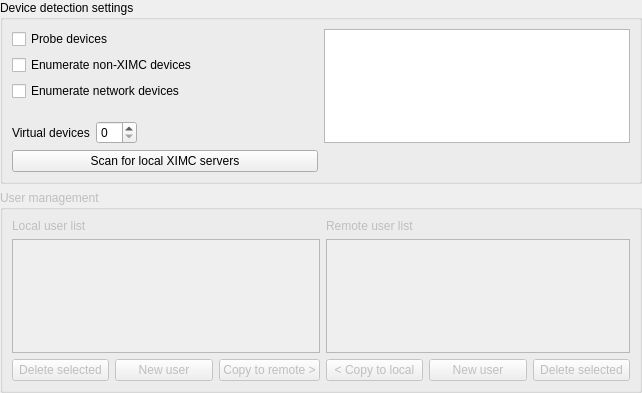
This is src/pageprogramconfig.ui in EPC-MSU/XILab as Qt 5 draws it before an edit. The edited form follows.
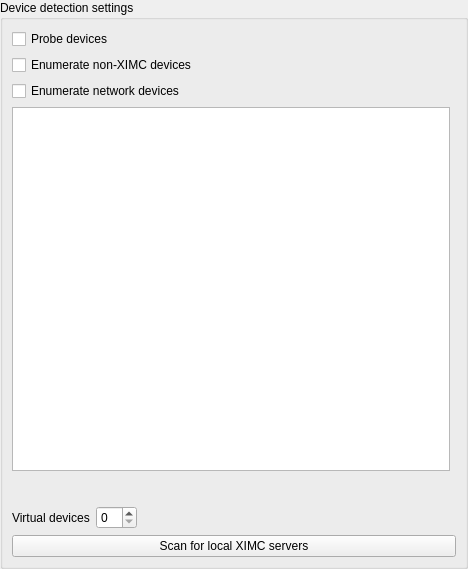
This is the edited form.

Commit message: Deleting the User Management panel

```diff
--- a/src/pageprogramconfig.ui
+++ b/src/pageprogramconfig.ui
@@ -6,8 +6,8 @@
    <rect>
     <x>0</x>
     <y>0</y>
-    <width>642</width>
-    <height>393</height>
+    <width>468</width>
+    <height>569</height>
    </rect>
   </property>
   <property name="windowTitle">
@@ -26,100 +26,6 @@
    <property name="bottomMargin">
     <number>0</number>
    </property>
-   <item row="1" column="0">
-    <widget class="QGroupBox" name="userManageBox">
-     <property name="enabled">
-      <bool>false</bool>
-     </property>
-     <property name="title">
-      <string>User management</string>
-     </property>
-     <layout class="QGridLayout" name="gridLayout_6">
-      <item row="3" column="6">
-       <widget class="QPushButton" name="pushButton_trashRemote">
-        <property name="text">
-         <string>Delete selected</string>
-        </property>
-       </widget>
-      </item>
-      <item row="3" column="2">
-       <widget class="QPushButton" name="pushButton_toRight">
-        <property name="text">
-         <string>Copy to remote &gt;</string>
-        </property>
-       </widget>
-      </item>
-      <item row="3" column="4">
-       <widget class="QPushButton" name="pushButton_toLeft">
-        <property name="text">
-         <string>&lt; Copy to local</string>
-        </property>
-       </widget>
-      </item>
-      <item row="3" column="0">
-       <widget class="QPushButton" name="pushButton_trashLocal">
-        <property name="text">
-         <string>Delete selected</string>
-        </property>
-       </widget>
-      </item>
-      <item row="2" column="4" colspan="3">
-       <widget class="QTableView" name="remoteUserTableView">
-        <property name="autoScroll">
-         <bool>false</bool>
-        </property>
-        <property name="selectionBehavior">
-         <enum>QAbstractItemView::SelectRows</enum>
-        </property>
-        <property name="horizontalScrollMode">
-         <enum>QAbstractItemView::ScrollPerPixel</enum>
-        </property>
-       </widget>
-      </item>
-      <item row="2" column="0" colspan="3">
-       <widget class="QTableView" name="localUserTableView">
-        <property name="autoScroll">
-         <bool>false</bool>
-        </property>
-        <property name="selectionBehavior">
-         <enum>QAbstractItemView::SelectRows</enum>
-        </property>
-        <property name="horizontalScrollMode">
-         <enum>QAbstractItemView::ScrollPerPixel</enum>
-        </property>
-       </widget>
-      </item>
-      <item row="0" column="0" colspan="3">
-       <widget class="QLabel" name="label_2">
-        <property name="text">
-         <string>Local user list</string>
-        </property>
-       </widget>
-      </item>
-      <item row="0" column="4" colspan="3">
-       <widget class="QLabel" name="label_3">
-        <property name="text">
-         <string>Remote user list</string>
-        </property>
-       </widget>
-      </item>
-      <item row="3" column="1">
-       <widget class="QPushButton" name="pushButton_newLocal">
-        <property name="text">
-         <string>New user</string>
-        </property>
-       </widget>
-      </item>
-      <item row="3" column="5">
-       <widget class="QPushButton" name="pushButton_newRemote">
-        <property name="text">
-         <string>New user</string>
-        </property>
-       </widget>
-      </item>
-     </layout>
-    </widget>
-   </item>
    <item row="0" column="0">
     <widget class="QGroupBox" name="DeviceDetSetBox">
      <property name="title">
@@ -128,6 +34,12 @@
      <layout class="QHBoxLayout" name="horizontalLayout">
       <item>
        <widget class="QFrame" name="frame">
+        <property name="sizePolicy">
+         <sizepolicy hsizetype="Preferred" vsizetype="Preferred">
+          <horstretch>0</horstretch>
+          <verstretch>0</verstretch>
+         </sizepolicy>
+        </property>
         <property name="frameShape">
          <enum>QFrame::NoFrame</enum>
         </property>
@@ -176,7 +88,7 @@
               </property>
               <property name="sizeHint" stdset="0">
                <size>
-                <width>40</width>
+                <width>300</width>
                 <height>20</height>
                </size>
               </property>
@@ -214,22 +126,6 @@
           </widget>
          </item>
          <item row="7" column="0">
-          <spacer name="verticalSpacer">
-           <property name="orientation">
-            <enum>Qt::Vertical</enum>
-           </property>
-           <property name="sizeHint" stdset="0">
-            <size>
-             <width>20</width>
-             <height>40</height>
-            </size>
-           </property>
-          </spacer>
-         </item>
-        </layout>
-       </widget>
-      </item>
-      <item>
        <layout class="QVBoxLayout" name="verticalLayout">
         <item>
          <widget class="QTableWidget" name="tableWidget">
@@ -264,6 +160,9 @@
          </widget>
         </item>
        </layout>
+         </item>
+        </layout>
+       </widget>
       </item>
      </layout>
     </widget>
```
Lines whose indentation alone changed are shown as unchanged.
